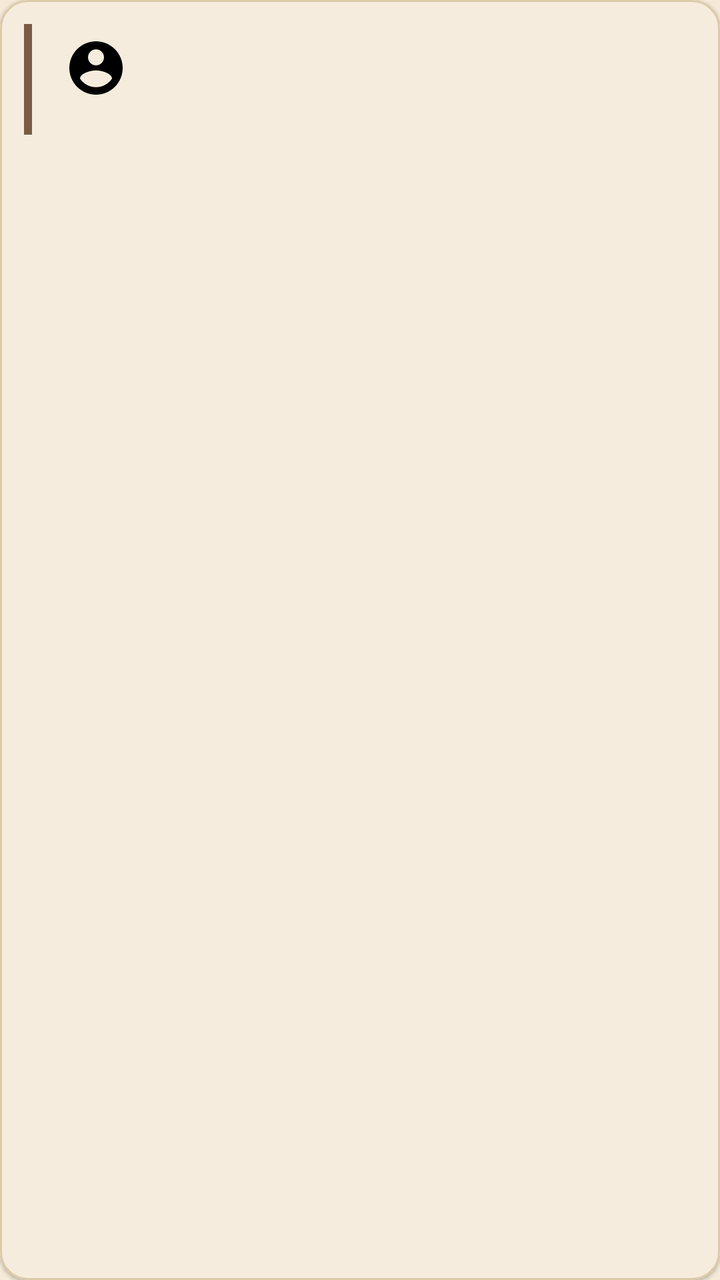
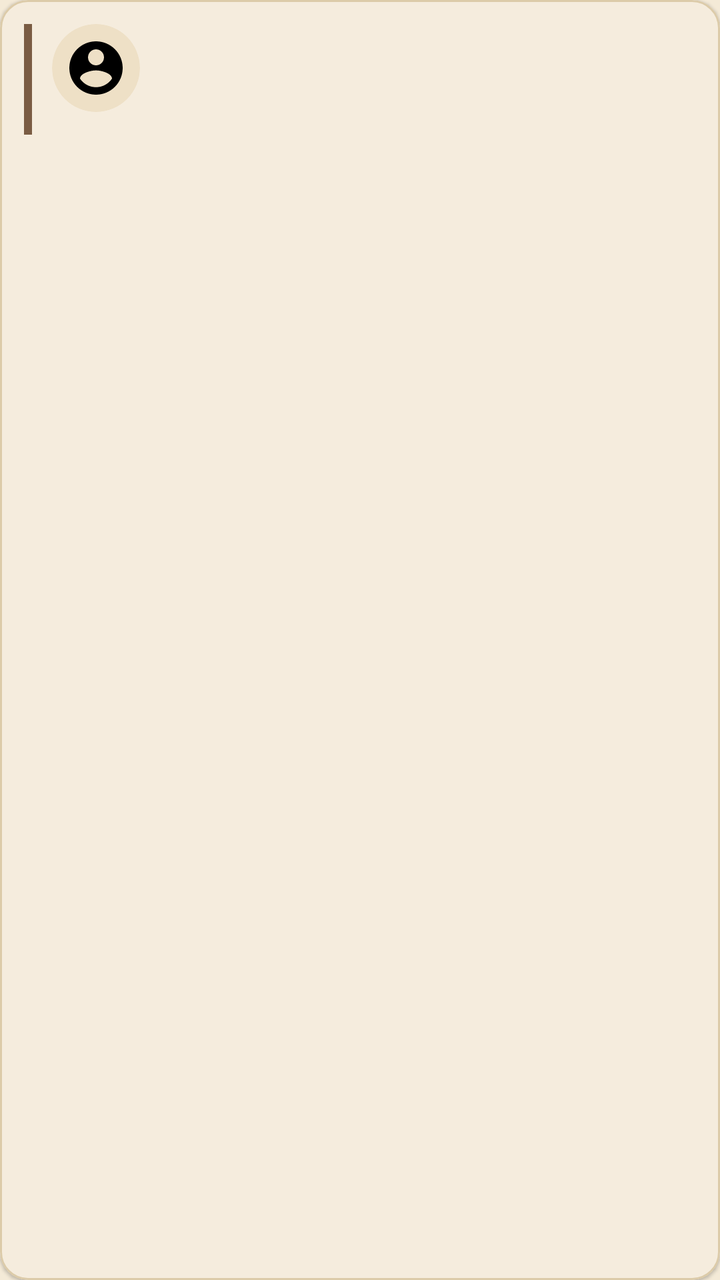

Two renders of the same Android screen: before a commit and after it. Below are the layout's source before the change and the commit's diff.
<!-- AndroidManifest.xml: application theme Theme.DnDMemory -->
<!-- res/layout/item_entity.xml -->
<?xml version="1.0" encoding="utf-8"?>
<com.google.android.material.card.MaterialCardView
    xmlns:android="http://schemas.android.com/apk/res/android"
    xmlns:app="http://schemas.android.com/apk/res-auto"
    android:id="@+id/item_entity_root"
    style="@style/Widget.DnDMemory.Card"
    android:layout_width="match_parent"
    android:layout_height="wrap_content"
    android:layout_marginStart="12dp"
    android:layout_marginTop="6dp"
    android:layout_marginEnd="12dp"
    android:layout_marginBottom="6dp">

    <LinearLayout
        android:layout_width="match_parent"
        android:layout_height="wrap_content"
        android:orientation="horizontal"
        android:padding="12dp">

        
        <View
            android:id="@+id/item_entity_stripe"
            android:layout_width="4dp"
            android:layout_height="match_parent"
            android:layout_marginEnd="10dp"
            android:background="@color/type_character" />

        <FrameLayout
            android:layout_width="44dp"
            android:layout_height="44dp">

            <ImageView
                android:id="@+id/item_entity_icon"
                android:layout_width="44dp"
                android:layout_height="44dp"
                android:contentDescription="@string/cd_icon"
                android:padding="6dp"
                android:src="@drawable/ic_npc" />

            <TextView
                android:id="@+id/item_entity_badge"
                android:layout_width="20dp"
                android:layout_height="20dp"
                android:layout_gravity="bottom|end"
                android:background="@drawable/bg_type_chip"
                android:gravity="center"
                android:textAppearance="?attr/textAppearanceLabelSmall"
                android:textStyle="bold"
                android:visibility="gone" />
        </FrameLayout>

        <LinearLayout
            android:layout_width="0dp"
            android:layout_height="wrap_content"
            android:layout_marginStart="12dp"
            android:layout_weight="1"
            android:orientation="vertical">

            <TextView
                android:id="@+id/item_entity_name"
                android:layout_width="match_parent"
                android:layout_height="wrap_content"
                android:textAppearance="?attr/textAppearanceTitleMedium" />

            
            <TextView
                android:id="@+id/item_entity_type"
                android:layout_width="match_parent"
                android:layout_height="wrap_content"
                android:textAppearance="?attr/textAppearanceLabelSmall"
                android:textColor="?attr/colorSecondary" />

            
            <TextView
                android:id="@+id/item_entity_subtitle"
                android:layout_width="match_parent"
                android:layout_height="wrap_content"
                android:ellipsize="end"
                android:maxLines="2"
                android:textAppearance="?attr/textAppearanceBodyMedium" />

            <TextView
                android:id="@+id/item_entity_status"
                android:layout_width="wrap_content"
                android:layout_height="wrap_content"
                android:textAppearance="?attr/textAppearanceLabelSmall"
                android:textColor="@color/badge_dirty"
                android:visibility="gone" />
        </LinearLayout>
    </LinearLayout>
</com.google.android.material.card.MaterialCardView>
<!-- resources referenced by this layout -->
<resources>
  <color name="badge_dirty">#B36B00</color>
  <color name="type_character">#7A5C43</color>
  <!-- drawable bg_type_chip (drawable) -->
  <?xml version="1.0" encoding="utf-8"?>
  <shape xmlns:android="http://schemas.android.com/apk/res/android"
      android:shape="rectangle">
      <corners android:radius="8dp" />
      <solid android:color="#FFFFFF" />
  </shape>
  <!-- drawable ic_npc (drawable) -->
  <?xml version="1.0" encoding="utf-8"?>
  <vector xmlns:android="http://schemas.android.com/apk/res/android"
      android:width="24dp"
      android:height="24dp"
      android:viewportWidth="24"
      android:viewportHeight="24">
      <path
          android:fillColor="#FF000000"
          android:pathData="M12,2C6.48,2 2,6.48 2,12s4.48,10 10,10 10,-4.48 10,-10S17.52,2 12,2zM12,5c1.66,0 3,1.34 3,3s-1.34,3 -3,3 -3,-1.34 -3,-3 1.34,-3 3,-3zM12,19.2c-2.5,0 -4.71,-1.28 -6,-3.22 0.03,-1.99 4,-3.08 6,-3.08 1.99,0 5.97,1.09 6,3.08 -1.29,1.94 -3.5,3.22 -6,3.22z" />
  </vector>
  <string name="cd_icon">Значок</string>
  <style name="Widget.DnDMemory.Card" parent="Widget.Material3.CardView.Elevated">
          <item name="cardBackgroundColor">?attr/colorSurface</item>
          <item name="cardCornerRadius">14dp</item>
          <item name="cardElevation">1dp</item>
          <item name="strokeColor">@color/card_stroke</item>
          <item name="strokeWidth">1dp</item>
          <item name="android:clickable">true</item>
          <item name="android:focusable">true</item>
      </style>
  <style name="Theme.DnDMemory" parent="Theme.Material3.DayNight.NoActionBar">
          <item name="colorPrimary">@color/colorPrimary</item>
          <item name="colorPrimaryDark">@color/colorPrimaryDark</item>
          <item name="colorOnPrimary">@color/colorOnPrimary</item>
          <item name="colorPrimaryContainer">@color/colorPrimaryContainer</item>
          <item name="colorOnPrimaryContainer">@color/colorOnPrimaryContainer</item>
          <item name="colorSecondary">@color/colorSecondary</item>
          <item name="colorOnSecondary">@color/colorOnSecondary</item>
          <item name="colorSurface">@color/colorSurface</item>
          <item name="colorOnSurface">@color/colorOnSurface</item>
          <item name="colorSurfaceVariant">@color/colorSurfaceVariant</item>
          <item name="colorOnSurfaceVariant">@color/colorOnSurfaceVariant</item>
          <item name="android:colorBackground">@color/colorBackground</item>
          <item name="colorOnBackground">@color/colorOnBackground</item>
          <item name="colorError">@color/colorError</item>
          <item name="colorOnError">@color/colorOnError</item>
          <item name="colorOutline">@color/colorOutline</item>
          <item name="android:statusBarColor">@color/colorPrimaryDark</item>
          <item name="android:navigationBarColor">@color/colorBackground</item>
          <item name="android:windowBackground">@color/colorBackground</item>
      </style>
  <color name="card_stroke">#DCCBA9</color>
  <color name="colorPrimary">#8A6A3B</color>
  <color name="colorPrimaryDark">#5E4525</color>
  <color name="colorOnPrimary">#FFF7EA</color>
  <color name="colorPrimaryContainer">#EBDCC2</color>
  <color name="colorOnPrimaryContainer">#3A2A14</color>
  <color name="colorSecondary">#B98B2E</color>
  <color name="colorOnSecondary">#FFF8EA</color>
  <color name="colorSurface">#FBF4E6</color>
  <color name="colorOnSurface">#2A2118</color>
  <color name="colorSurfaceVariant">#EEE0C6</color>
  <color name="colorOnSurfaceVariant">#57493A</color>
  <color name="colorBackground">#F4EAD7</color>
  <color name="colorOnBackground">#2A2118</color>
  <color name="colorError">#A3231C</color>
  <color name="colorOnError">#FFFFFF</color>
  <color name="colorOutline">#8C7B63</color>
</resources>

<!-- the commit's change to res/layout/item_entity.xml (unified diff, before → after) -->
@@ -25,29 +25,35 @@
             android:layout_marginEnd="10dp"
             android:background="@color/type_character" />
 
-        <FrameLayout
-            android:layout_width="44dp"
-            android:layout_height="44dp">
+        <LinearLayout
+            android:layout_width="wrap_content"
+            android:layout_height="wrap_content"
+            android:gravity="center_vertical"
+            android:orientation="horizontal">
 
+            
             <ImageView
                 android:id="@+id/item_entity_icon"
                 android:layout_width="44dp"
                 android:layout_height="44dp"
+                android:background="@drawable/bg_avatar"
+                android:clipToOutline="true"
                 android:contentDescription="@string/cd_icon"
                 android:padding="6dp"
                 android:src="@drawable/ic_npc" />
 
-            <TextView
-                android:id="@+id/item_entity_badge"
-                android:layout_width="20dp"
-                android:layout_height="20dp"
-                android:layout_gravity="bottom|end"
-                android:background="@drawable/bg_type_chip"
-                android:gravity="center"
-                android:textAppearance="?attr/textAppearanceLabelSmall"
-                android:textStyle="bold"
+            
+            <ImageView
+                android:id="@+id/item_entity_class_icon"
+                android:layout_width="44dp"
+                android:layout_height="44dp"
+                android:layout_marginStart="6dp"
+                android:background="@drawable/bg_avatar"
+                android:clipToOutline="true"
+                android:contentDescription="@string/attr_klass"
+                android:padding="8dp"
                 android:visibility="gone" />
-        </FrameLayout>
+        </LinearLayout>
 
         <LinearLayout
             android:layout_width="0dp"
<!-- resource entries referenced after the edit -->
@@ -2,12 +2,10 @@
 <resources>
   <color name="badge_dirty">#B36B00</color>
   <color name="type_character">#7A5C43</color>
-  <!-- drawable bg_type_chip (drawable) -->
-  <?xml version="1.0" encoding="utf-8"?>
+  <!-- drawable bg_avatar (drawable) -->
   <shape xmlns:android="http://schemas.android.com/apk/res/android"
-      android:shape="rectangle">
-      <corners android:radius="8dp" />
-      <solid android:color="#FFFFFF" />
+      android:shape="oval">
+      <solid android:color="@color/colorSurfaceVariant" />
   </shape>
   <!-- drawable ic_npc (drawable) -->
   <?xml version="1.0" encoding="utf-8"?>
@@ -20,6 +18,7 @@
           android:fillColor="#FF000000"
           android:pathData="M12,2C6.48,2 2,6.48 2,12s4.48,10 10,10 10,-4.48 10,-10S17.52,2 12,2zM12,5c1.66,0 3,1.34 3,3s-1.34,3 -3,3 -3,-1.34 -3,-3 1.34,-3 3,-3zM12,19.2c-2.5,0 -4.71,-1.28 -6,-3.22 0.03,-1.99 4,-3.08 6,-3.08 1.99,0 5.97,1.09 6,3.08 -1.29,1.94 -3.5,3.22 -6,3.22z" />
   </vector>
+  <string name="attr_klass">Класс персонажа</string>
   <string name="cd_icon">Значок</string>
   <style name="Widget.DnDMemory.Card" parent="Widget.Material3.CardView.Elevated">
           <item name="cardBackgroundColor">?attr/colorSurface</item>
